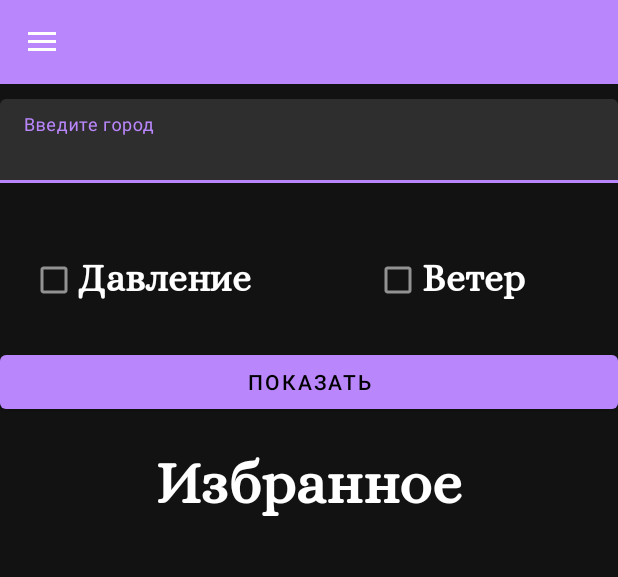
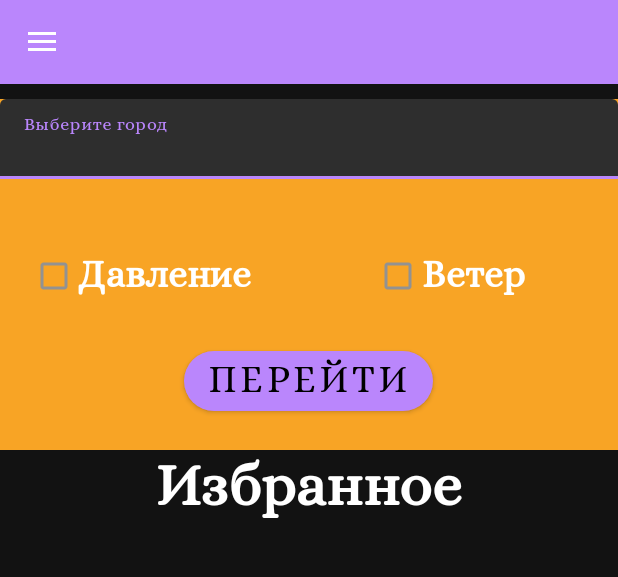
Before and after one commit to AlinaDorozhkina/Weather2, an Android app: the screen it shows after launch (MainActivity), on a phone screen of 412 x 824 dp, the part 84-661 px from its top. Run offline under Robolectric (Android 15) with nearby library versions, the phone set to English and light mode, and no system bars; 1 statement that could not run was skipped.

Commit message:
некоторые редакции

```diff
--- a/app/src/main/res/drawable/ring.xml
+++ b/app/src/main/res/drawable/ring.xml
@@ -10,5 +10,5 @@
         android:startColor="@color/green"/>
     <stroke
         android:width="12dp"
-        android:color="@color/orange_dark" />
+        android:color="@color/orange_light" />
 </shape>
--- a/app/src/main/res/layout/fragment_main_functions.xml
+++ b/app/src/main/res/layout/fragment_main_functions.xml
@@ -6,6 +6,7 @@
     android:layout_width="match_parent"
     android:layout_height="wrap_content"
     android:orientation="vertical"
+    android:background="@color/orange_light"
     tools:context=".fragments.MainFunctionsFragment">
 
     <com.google.android.material.textfield.TextInputLayout
@@ -20,6 +21,7 @@
             android:layout_height="wrap_content"
             android:hint="@string/enter_city"
             android:inputType="textAutoComplete"
+            android:fontFamily="@font/alice"
             android:textColor="@color/black"
             android:textColorHint="@color/white" />
 
@@ -52,10 +54,14 @@
 
     <com.google.android.material.button.MaterialButton
         android:id="@+id/button_show"
-        android:layout_width="match_parent"
+        android:layout_width="wrap_content"
         android:layout_height="wrap_content"
+        app:rippleColor="@color/orange_dark"
         android:layout_gravity="center"
+        android:textSize="@dimen/text_size_small"
+        android:fontFamily="@font/alice"
         android:layout_marginBottom="@dimen/common_margin"
+        app:cornerRadius="@dimen/common_margin"
         android:text="@string/show_button">
 
     </com.google.android.material.button.MaterialButton>
--- a/app/src/main/res/layout/layout_for_cities.xml
+++ b/app/src/main/res/layout/layout_for_cities.xml
@@ -3,7 +3,7 @@
     android:layout_width="match_parent"
     android:layout_height="50dp"
     android:layout_marginTop="@dimen/common_margin_small"
-    android:background="@color/orange_dark"
+    android:background="@color/green"
     android:orientation="horizontal">
 
     <TextView
--- a/app/src/main/res/values/colors.xml
+++ b/app/src/main/res/values/colors.xml
@@ -8,11 +8,11 @@
     <color name="black">#191818</color>
     <color name="white">#FFFFFFFF</color>
     <color name="yellow">#FFE640</color>
-    <color name="orange">#EDAE11</color>
-    <color name="green">#62970C</color>
+    <color name="orange">#ED9511</color>
+    <color name="green">#507A0B</color>
     <color name="grey">#8E877C</color>
     <color name="orange_dark">#E48D0B</color>
-    <color name="orange_light">#FFC635</color>
+    <color name="orange_light">#F8A425</color>
 
 
 </resources>
--- a/app/src/main/res/values/strings.xml
+++ b/app/src/main/res/values/strings.xml
@@ -1,8 +1,8 @@
 <resources>
     <string name="app_name">Погодное приложение</string>
     <string name="choose_city">Выберите город</string>
-    <string name="show_button">Показать</string>
-    <string name="enter_city">Введите город</string>
+    <string name="show_button">Перейти</string>
+    <string name="enter_city">Выберите город</string>
     <string name="pop_city">Избранное</string>
     <string name="window_speed_checkbox">Ветер</string>
     <string name="air_pressure">Давление</string>
--- a/app/src/main/res/values/style.xml
+++ b/app/src/main/res/values/style.xml
@@ -28,12 +28,12 @@
         <item name="android:fontFamily">@font/alice</item>
     </style>
     <style name="my_button">
+        <item name="android:radius">10dp</item>
         <item name="backgroundTint">@color/green</item>
         <item name="android:textColor">@color/white</item>
         <item name="fontFamily">@font/alice</item>
         <item name="android:textAlignment">center</item>
-        <item name="android:textSize">@dimen/text_size_average</item>
-        <item name="cornerRadius">10dp</item>
+        <item name="android:textSize">@dimen/text_size_small</item>
     </style>
 
     <style name="my_checkbox">
--- a/app/src/main/res/values/themes.xml
+++ b/app/src/main/res/values/themes.xml
@@ -23,7 +23,6 @@
         <item name="android:textColorPrimary">@color/white</item>
         <item name="colorPrimaryVariant">@color/black</item>
         <item name="android:textViewStyle">@style/my_small_text</item>
-        <item name="materialButtonStyle">@style/my_button</item>
         <item name="colorOnPrimary">@color/white</item>
         <item name="colorSecondary">@color/green</item>
         <item name="colorOnSecondary">@color/black</item>
```
